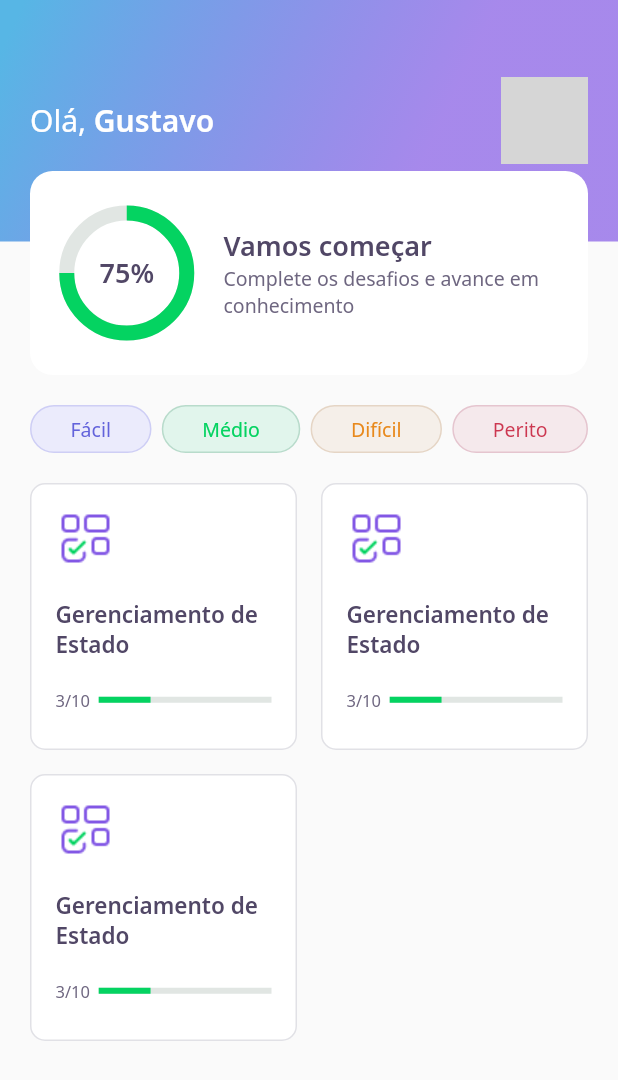
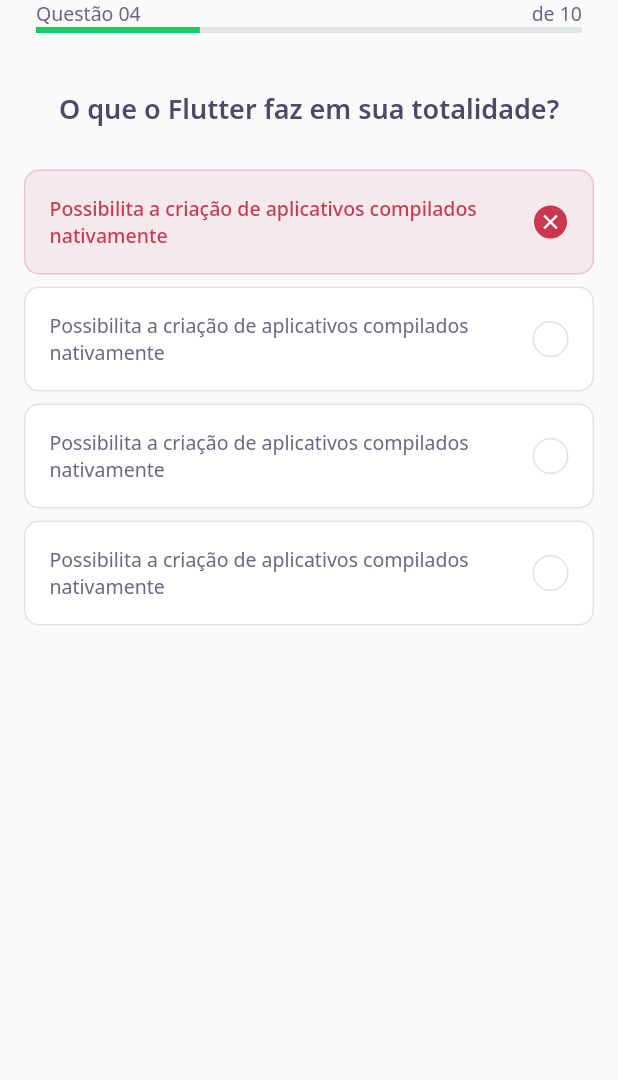
Before and after one commit to amazingustav/devquiz, a Flutter app: the screen it shows after launch, on a phone screen of 412 x 824 dp. Shown: the top 1080 px of the screen. Run offline on Flutter 3.47's test engine with Material 2 defaults, Android fonts, the phone set to English and light mode, and no system bars; our stand-ins replace google_fonts; grey boxes are pictures that could not be loaded.

Commit message:
Create Quiz screen and componetize progress bar

```diff
--- /dev/null
+++ b/lib/challenge/challenge_page.dart
@@ -0,0 +1,27 @@
+import 'package:dev_quiz/challenge/widgets/question_indicator/question_indicator_widget.dart';
+import 'package:dev_quiz/challenge/widgets/quiz/quiz_widget.dart';
+import 'package:flutter/material.dart';
+
+class ChallengePage extends StatefulWidget {
+  ChallengePage({Key? key}) : super(key: key);
+
+  @override
+  _ChallengePageState createState() => _ChallengePageState();
+}
+
+class _ChallengePageState extends State<ChallengePage> {
+  @override
+  Widget build(BuildContext context) {
+    return Scaffold(
+      appBar: PreferredSize(
+        preferredSize: Size.fromHeight(60),
+        child: SafeArea(
+          child: QuestionIndicatorWidget(),
+        ),
+      ),
+      body: QuizWidget(
+        title: "O que o Flutter faz em sua totalidade?",
+      ),
+    );
+  }
+}
--- /dev/null
+++ b/lib/challenge/widgets/answer/answer_widget.dart
@@ -0,0 +1,84 @@
+import 'package:dev_quiz/core/app_colors.dart';
+import 'package:dev_quiz/core/app_text_styles.dart';
+import 'package:flutter/material.dart';
+
+class AnswerWidget extends StatelessWidget {
+  final String title;
+  final bool isCorrect;
+  final bool isSelected;
+
+  const AnswerWidget({
+    Key? key,
+    required this.title,
+    this.isCorrect = false,
+    this.isSelected = false,
+  }) : super(key: key);
+
+  Color get _selectedColorRight =>
+      isCorrect ? AppColors.darkGreen : AppColors.darkRed;
+
+  Color get _selectedBorderRight =>
+      isCorrect ? AppColors.lightGreen : AppColors.lightRed;
+
+  Color get _selectedColorCardRight =>
+      isCorrect ? AppColors.lightGreen : AppColors.lightRed;
+
+  Color get _selectedBorderCardRight =>
+      isCorrect ? AppColors.green : AppColors.red;
+
+  TextStyle get _selectedTextStyleRight =>
+      isCorrect ? AppTextStyles.bodyDarkGreen : AppTextStyles.bodyDarkRed;
+
+  IconData get _selectedIconRight => isCorrect ? Icons.check : Icons.close;
+
+  @override
+  Widget build(BuildContext context) {
+    return Padding(
+      padding: const EdgeInsets.symmetric(horizontal: 16, vertical: 4),
+      child: Container(
+        padding: const EdgeInsets.all(16),
+        decoration: BoxDecoration(
+          color: isSelected ? _selectedColorCardRight : AppColors.white,
+          borderRadius: BorderRadius.circular(10),
+          border: Border.fromBorderSide(
+            BorderSide(
+              color: isSelected ? _selectedBorderCardRight : AppColors.border,
+            ),
+          ),
+        ),
+        child: Row(
+          mainAxisAlignment: MainAxisAlignment.spaceBetween,
+          children: [
+            Expanded(
+              child: Text(
+                title,
+                style:
+                    isSelected ? _selectedTextStyleRight : AppTextStyles.body,
+              ),
+            ),
+            Container(
+              width: 24,
+              height: 24,
+              decoration: BoxDecoration(
+                  color: isSelected ? _selectedColorRight : AppColors.white,
+                  borderRadius: BorderRadius.circular(500),
+                  border: Border.fromBorderSide(
+                    BorderSide(
+                      color:
+                          isSelected ? _selectedBorderRight : AppColors.border,
+                    ),
+                  )),
+              child: isSelected
+                  ? Icon(
+                      _selectedIconRight,
+                      size: 16,
+                      color: AppColors.white,
+                    )
+                  : null,
+            )
+          ],
+        ),
+      ),
+    );
+  }
+}
--- /dev/null
+++ b/lib/challenge/widgets/question_indicator/question_indicator_widget.dart
@@ -0,0 +1,26 @@
+import 'package:dev_quiz/core/app_text_styles.dart';
+import 'package:dev_quiz/shared/widgets/progress_indicator/progress_indicator_widget.dart';
+import 'package:flutter/material.dart';
+
+class QuestionIndicatorWidget extends StatelessWidget {
+  const QuestionIndicatorWidget({Key? key}) : super(key: key);
+
+  @override
+  Widget build(BuildContext context) {
+    return Container(
+      padding: const EdgeInsets.symmetric(horizontal: 24),
+      child: Column(
+        children: [
+          Row(
+            mainAxisAlignment: MainAxisAlignment.spaceBetween,
+            children: [
+              Text("Questão 04", style: AppTextStyles.body),
+              Text("de 10", style: AppTextStyles.body),
+            ],
+          ),
+          ProgressIndicatorWidget(value: 0.3)
+        ],
+      ),
+    );
+  }
+}
--- /dev/null
+++ b/lib/challenge/widgets/quiz/quiz_widget.dart
@@ -0,0 +1,35 @@
+import 'package:dev_quiz/challenge/widgets/answer/answer_widget.dart';
+import 'package:dev_quiz/core/app_text_styles.dart';
+import 'package:flutter/material.dart';
+
+class QuizWidget extends StatelessWidget {
+  final String title;
+
+  const QuizWidget({Key? key, required this.title}) : super(key: key);
+
+  @override
+  Widget build(BuildContext context) {
+    return Container(
+      child: Column(
+        children: [
+          Text(title, style: AppTextStyles.heading),
+          SizedBox(height: 24),
+          AnswerWidget(
+              isCorrect: false,
+              isSelected: true,
+              title:
+                  "Possibilita a criação de aplicativos compilados nativamente"),
+          AnswerWidget(
+              title:
+                  "Possibilita a criação de aplicativos compilados nativamente"),
+          AnswerWidget(
+              title:
+                  "Possibilita a criação de aplicativos compilados nativamente"),
+          AnswerWidget(
+              title:
+                  "Possibilita a criação de aplicativos compilados nativamente"),
+        ],
+      ),
+    );
+  }
+}
--- a/lib/core/app_widget.dart
+++ b/lib/core/app_widget.dart
@@ -1,3 +1,4 @@
+import 'package:dev_quiz/challenge/challenge_page.dart';
 import 'package:dev_quiz/home/home_page.dart';
 
 import 'package:flutter/material.dart';
@@ -7,7 +8,7 @@ class AppWidget extends StatelessWidget {
   Widget build(BuildContext context) {
     return MaterialApp(
       title: "DevQuiz",
-      home: HomePage(),
+      home: ChallengePage(),
     );
   }
 }
--- a/lib/home/widgets/quiz_card/quiz_card_widget.dart
+++ b/lib/home/widgets/quiz_card/quiz_card_widget.dart
@@ -1,6 +1,7 @@
 import 'package:dev_quiz/core/app_colors.dart';
 import 'package:dev_quiz/core/app_images.dart';
 import 'package:dev_quiz/core/app_text_styles.dart';
+import 'package:dev_quiz/shared/widgets/progress_indicator/progress_indicator_widget.dart';
 import 'package:flutter/material.dart';
 
 class QuizCardWidget extends StatelessWidget {
@@ -37,12 +38,7 @@ class QuizCardWidget extends StatelessWidget {
               ),
               Expanded(
                 flex: 4,
-                child: LinearProgressIndicator(
-                  value: 0.3,
-                  backgroundColor: AppColors.chartSecondary,
-                  valueColor:
-                      AlwaysStoppedAnimation<Color>(AppColors.chartPrimary),
-                ),
+                child: ProgressIndicatorWidget(value: 0.3),
               ),
             ],
           )
--- /dev/null
+++ b/lib/shared/widgets/progress_indicator/progress_indicator_widget.dart
@@ -0,0 +1,18 @@
+import 'package:dev_quiz/core/app_colors.dart';
+import 'package:flutter/material.dart';
+
+class ProgressIndicatorWidget extends StatelessWidget {
+  final double value;
+
+  const ProgressIndicatorWidget({Key? key, required this.value})
+      : super(key: key);
+
+  @override
+  Widget build(BuildContext context) {
+    return LinearProgressIndicator(
+      value: value,
+      backgroundColor: AppColors.chartSecondary,
+      valueColor: AlwaysStoppedAnimation<Color>(AppColors.chartPrimary),
+    );
+  }
+}
```
